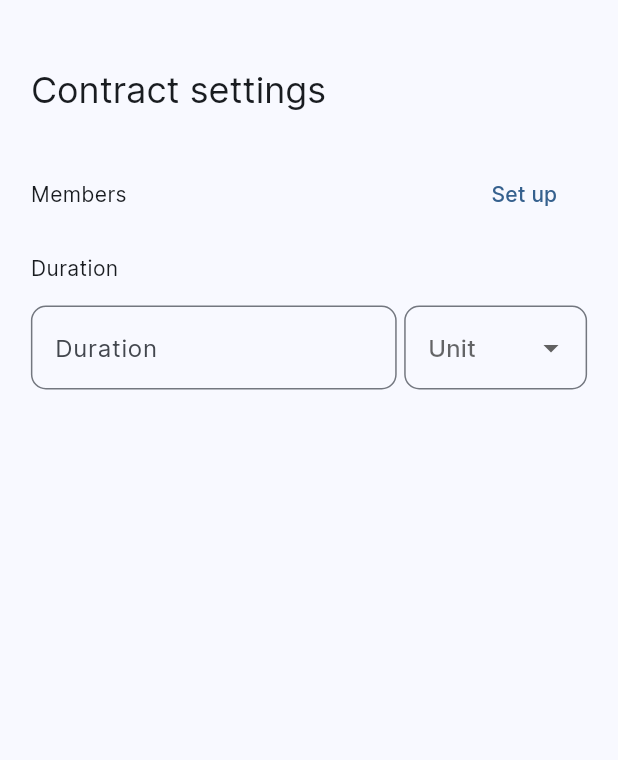
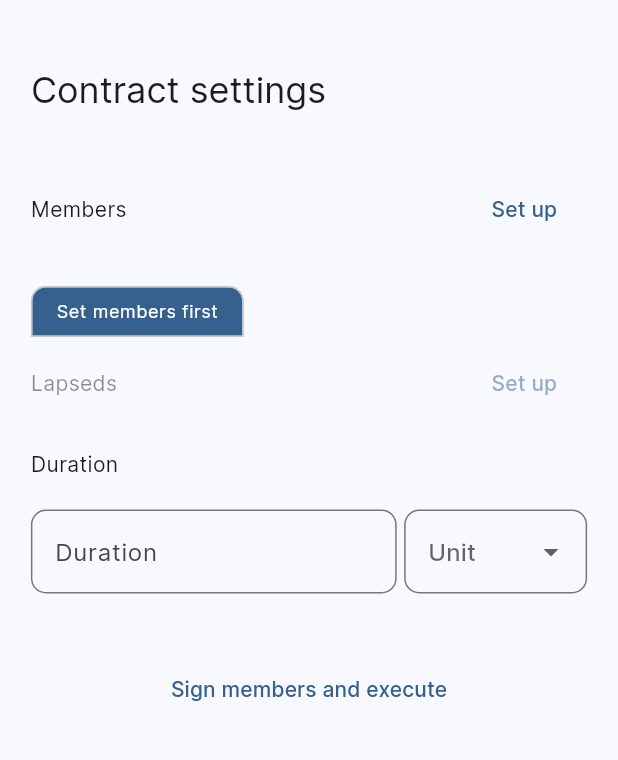
Before and after one commit to pastelcode/automated_payments_on_eth_blockchain_frontend, a Flutter app: the screen it shows after launch, on a phone screen of 412 x 824 dp, the part 77-837 px from its top. Run offline on Flutter 3.47's test engine with Material 2 defaults, Android fonts, the light colour scheme and no system bars; our stand-ins replace dartz, equatable, flutter_bloc, flutter_remix, go_router, hydrated_bloc.

Commit message:
Move home page widgets to their own files

```diff
--- a/lib/features/home/presentation/pages/home_page.dart
+++ b/lib/features/home/presentation/pages/home_page.dart
@@ -1,5 +1,11 @@
 import 'package:automated_payments_on_eth_blockchain_frontend/core/presentation/widgets/widgets.dart';
+import 'package:automated_payments_on_eth_blockchain_frontend/core/theme/theme.dart';
 import 'package:flutter/material.dart';
+
+part '../widgets/home_page/duration.dart';
+part '../widgets/home_page/lapseds.dart';
+part '../widgets/home_page/members.dart';
+part '../widgets/home_page/sign_and_execute_button.dart';
 
 /// {@template home_page}
 /// A initial page to show as the home.
@@ -45,90 +51,14 @@ class HomePage extends StatelessWidget {
               ),
               const _Gap(),
               const _Gap(),
-              Row(
-                children: <Widget>[
-                  const Text(
-                    'Members',
-                  ),
-                  const Spacer(),
-                  Button(
-                    onPressed: () {},
-                    isPrimary: true,
-                    title: const Text(
-                      'Set up',
-                    ),
-                  ),
-                ],
-              ),
+              const _Members(),
               const _Gap(),
-              Column(
-                crossAxisAlignment: CrossAxisAlignment.start,
-                children: <Widget>[
-                  const Text(
-                    'Duration',
-                  ),
-                  const _Gap(),
-                  Row(
-                    crossAxisAlignment: CrossAxisAlignment.start,
-                    children: <Widget>[
-                      Expanded(
-                        flex: 2,
-                        child: TextFormField(
-                          keyboardType: TextInputType.number,
-                          textAlign: TextAlign.center,
-                          decoration: const InputDecoration(
-                            label: Text(
-                              'Duration',
-                            ),
-                            hintText: '4',
-                          ),
-                          autovalidateMode: AutovalidateMode.onUserInteraction,
-                          validator: (
-                            String? value,
-                          ) {
-                            if (value == null || int.tryParse(value) == null) {
-                              return 'Must be a valid number';
-                            }
-                            return null;
-                          },
-                        ),
-                      ),
-                      const SizedBox(
-                        width: 5,
-                      ),
-                      Expanded(
-                        child: DropdownButtonFormField(
-                          elevation: 0,
-                          hint: const Text(
-                            'Unit',
-                          ),
-                          items: const <DropdownMenuItem<String>>[
-                            DropdownMenuItem<String>(
-                              value: 'day',
-                              child: Text(
-                                'Days',
-                              ),
-                            ),
-                            DropdownMenuItem<String>(
-                              value: 'month',
-                              child: Text(
-                                'Months',
-                              ),
-                            ),
-                            DropdownMenuItem<String>(
-                              value: 'year',
-                              child: Text(
-                                'Year',
-                              ),
-                            ),
-                          ],
-                          onChanged: print,
-                        ),
-                      ),
-                    ],
-                  ),
-                ],
-              ),
+              const _Lapseds(),
+              const _Gap(),
+              const _Duration(),
+              const _Gap(),
+              const _Gap(),
+              const _SignAndExecuteButton(),
             ],
           ),
         ),
@@ -145,7 +75,7 @@ class _Gap extends StatelessWidget {
     BuildContext context,
   ) {
     return const SizedBox(
-      height: 15,
+      height: 20,
     );
   }
 }
--- /dev/null
+++ b/lib/features/home/presentation/widgets/home_page/duration.dart
@@ -0,0 +1,83 @@
+part of '../../pages/home_page.dart';
+
+class _Duration extends StatelessWidget {
+  const _Duration();
+
+  @override
+  Widget build(
+    BuildContext context,
+  ) {
+    return Column(
+      crossAxisAlignment: CrossAxisAlignment.start,
+      children: <Widget>[
+        const Text(
+          'Duration',
+        ),
+        const _Gap(),
+        Row(
+          crossAxisAlignment: CrossAxisAlignment.start,
+          children: <Widget>[
+            Expanded(
+              flex: 2,
+              child: TextFormField(
+                keyboardType: TextInputType.number,
+                textAlign: TextAlign.center,
+                decoration: const InputDecoration(
+                  label: Text(
+                    'Duration',
+                  ),
+                  hintText: '4',
+                ),
+                autovalidateMode: AutovalidateMode.onUserInteraction,
+                validator: (
+                  String? value,
+                ) {
+                  if (value == null ||
+                      int.tryParse(
+                            value,
+                          ) ==
+                          null) {
+                    return 'Must be a valid number';
+                  }
+                  return null;
+                },
+              ),
+            ),
+            const SizedBox(
+              width: 5,
+            ),
+            Expanded(
+              child: DropdownButtonFormField(
+                elevation: 0,
+                hint: const Text(
+                  'Unit',
+                ),
+                items: const <DropdownMenuItem<String>>[
+                  DropdownMenuItem<String>(
+                    value: 'day',
+                    child: Text(
+                      'Days',
+                    ),
+                  ),
+                  DropdownMenuItem<String>(
+                    value: 'month',
+                    child: Text(
+                      'Months',
+                    ),
+                  ),
+                  DropdownMenuItem<String>(
+                    value: 'year',
+                    child: Text(
+                      'Year',
+                    ),
+                  ),
+                ],
+                onChanged: print,
+              ),
+            ),
+          ],
+        ),
+      ],
+    );
+  }
+}
--- /dev/null
+++ b/lib/features/home/presentation/widgets/home_page/lapseds.dart
@@ -0,0 +1,58 @@
+part of '../../pages/home_page.dart';
+
+class _Lapseds extends StatelessWidget {
+  const _Lapseds();
+
+  @override
+  Widget build(
+    BuildContext context,
+  ) {
+    return AbsorbPointer(
+      child: Column(
+        crossAxisAlignment: CrossAxisAlignment.start,
+        children: <Widget>[
+          Chip(
+            shape: RoundedRectangleBorder(
+              borderRadius: BorderRadius.vertical(
+                top: Radius.circular(
+                  ApplicationTheme.borderRadius,
+                ),
+              ),
+            ),
+            label: const Text(
+              'Set members first',
+            ),
+            labelStyle: Theme.of(
+              context,
+            ).textTheme.caption!.copyWith(
+                  color: Theme.of(
+                    context,
+                  ).colorScheme.onPrimary,
+                ),
+            backgroundColor: Theme.of(
+              context,
+            ).colorScheme.primary,
+          ),
+          Opacity(
+            opacity: .5,
+            child: Row(
+              children: <Widget>[
+                const Text(
+                  'Lapseds',
+                ),
+                const Spacer(),
+                Button(
+                  onPressed: () {},
+                  isPrimary: true,
+                  title: const Text(
+                    'Set up',
+                  ),
+                ),
+              ],
+            ),
+          ),
+        ],
+      ),
+    );
+  }
+}
--- /dev/null
+++ b/lib/features/home/presentation/widgets/home_page/members.dart
@@ -0,0 +1,26 @@
+part of '../../pages/home_page.dart';
+
+class _Members extends StatelessWidget {
+  const _Members();
+
+  @override
+  Widget build(
+    BuildContext context,
+  ) {
+    return Row(
+      children: <Widget>[
+        const Text(
+          'Members',
+        ),
+        const Spacer(),
+        Button(
+          onPressed: () {},
+          isPrimary: true,
+          title: const Text(
+            'Set up',
+          ),
+        ),
+      ],
+    );
+  }
+}
--- /dev/null
+++ b/lib/features/home/presentation/widgets/home_page/sign_and_execute_button.dart
@@ -0,0 +1,18 @@
+part of '../../pages/home_page.dart';
+
+class _SignAndExecuteButton extends StatelessWidget {
+  const _SignAndExecuteButton();
+
+  @override
+  Widget build(
+    BuildContext context,
+  ) {
+    return Button(
+      onPressed: () {},
+      title: const Text(
+        'Sign members and execute',
+      ),
+      isPrimary: true,
+    );
+  }
+}
```
